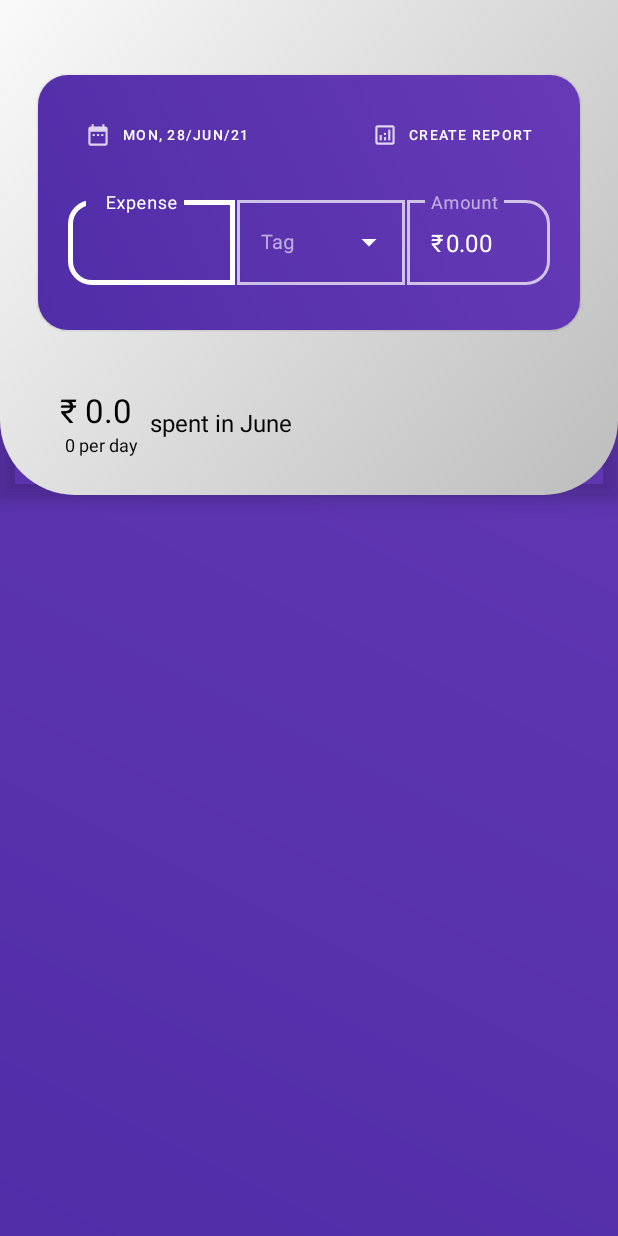
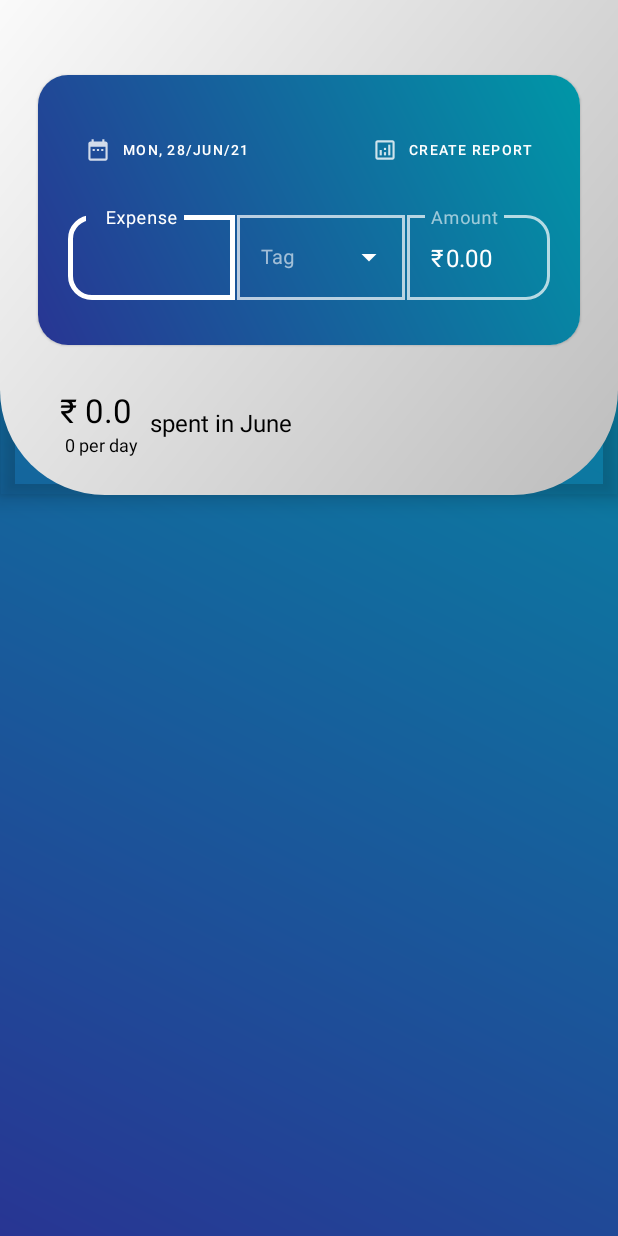
Before and after one commit to muhsinX119/pumpkin, an Android app: the screen it shows after launch (ScrollingActivity), on a phone screen of 412 x 824 dp. Run offline under Robolectric (Android 15) with nearby library versions, the phone set to English and light mode, and no system bars.

Commit message:
changed overall theming

```diff
--- a/app/src/main/res/drawable/appbar_bg_shape_gradient.xml
+++ b/app/src/main/res/drawable/appbar_bg_shape_gradient.xml
@@ -2,6 +2,6 @@
 <shape xmlns:android="http://schemas.android.com/apk/res/android">
 
     <gradient android:type="linear" android:angle="135" android:startColor="#bdbdbd" android:endColor="#fafafa" />
-    <corners android:bottomLeftRadius="50dp" android:bottomRightRadius="50dp"/>
+    <corners android:bottomLeftRadius="70dp" android:bottomRightRadius="70dp"/>
 
 </shape>
--- a/app/src/main/res/drawable/edit_recyclerview_bg_shape.xml
+++ b/app/src/main/res/drawable/edit_recyclerview_bg_shape.xml
@@ -1,6 +1,6 @@
 <?xml version="1.0" encoding="UTF-8"?>
 <shape xmlns:android="http://schemas.android.com/apk/res/android">
-    <gradient android:type="linear" android:angle="45" android:startColor="#e0e0e0" android:endColor="#FFFFFF"/>
+    <gradient android:type="linear" android:angle="45" android:startColor="#283593" android:endColor="#0097a7"/>
     <stroke android:width="3dp" android:color="#00FFFFFF" />
     <corners android:radius="18dp"/>
     <padding android:left="0dp" android:top="0dp" android:right="0dp" android:bottom="0dp" />
--- a/app/src/main/res/drawable/top_card_bg.xml
+++ b/app/src/main/res/drawable/top_card_bg.xml
@@ -1,6 +1,6 @@
 <?xml version="1.0" encoding="utf-8"?>
 <shape xmlns:android="http://schemas.android.com/apk/res/android">
 
-    <gradient android:type="linear" android:angle="45" android:startColor="#512da8" android:endColor="#673ab7"/>
+    <gradient android:type="linear" android:angle="45" android:startColor="#283593" android:endColor="#0097a7"/>
 
 </shape>
--- a/app/src/main/res/layout/activity_scrolling.xml
+++ b/app/src/main/res/layout/activity_scrolling.xml
@@ -25,7 +25,7 @@
             <com.google.android.material.card.MaterialCardView
                 android:id="@+id/cardViewTop"
                 android:layout_width="match_parent"
-                android:layout_height="170dp"
+                android:layout_height="180dp"
                 android:layout_marginHorizontal="25dp"
                 android:layout_marginTop="50dp"
                 android:layout_marginBottom="30dp"
--- a/app/src/main/res/layout/drop_down.xml
+++ b/app/src/main/res/layout/drop_down.xml
@@ -7,6 +7,6 @@
     android:ellipsize="end"
     android:maxLines="1"
     android:textSize="10dp"
-    android:textColor="?attr/colorOnPrimary"
+    android:textColor="?attr/textOnTopCard"
     android:textAppearance="?attr/textAppearanceSubtitle1"
     />
--- a/app/src/main/res/values/themes.xml
+++ b/app/src/main/res/values/themes.xml
@@ -7,7 +7,7 @@
         <item name="colorPrimaryVariant">#f1f4f6</item>
         <item name="colorOnPrimary">@color/black</item>
         <!-- Secondary brand color. -->
-        <item name="colorSecondary">@color/black</item>
+        <item name="colorSecondary">#1e88e5</item>
         <item name="colorSecondaryVariant">#1e88e5</item>
         <item name="colorOnSecondary">@color/black</item>
         <!-- Card color -->
@@ -65,7 +65,7 @@
     </style>
 
     <style name="fabStyle" parent="Widget.MaterialComponents.FloatingActionButton">
-        <item name="android:backgroundTint">#9575cd</item>
+        <item name="android:backgroundTint">#00838f</item>
         <item name="borderWidth">0dp</item>
     </style>
 
```
